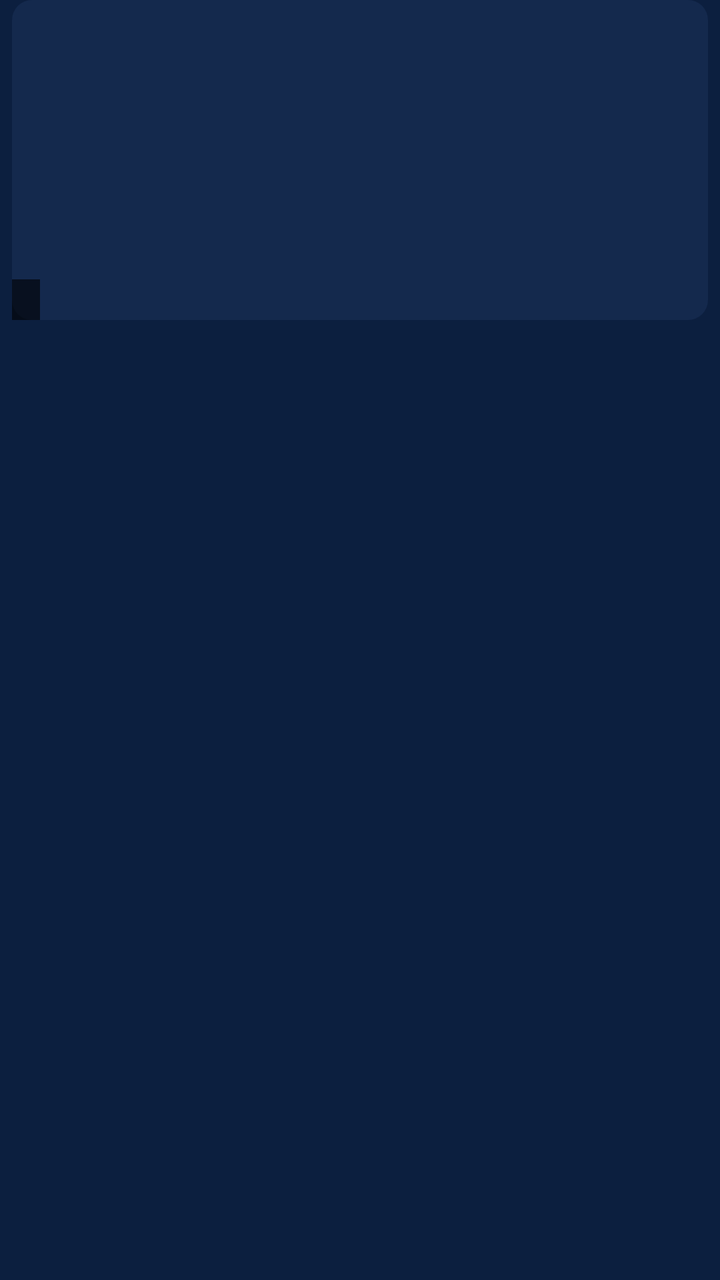
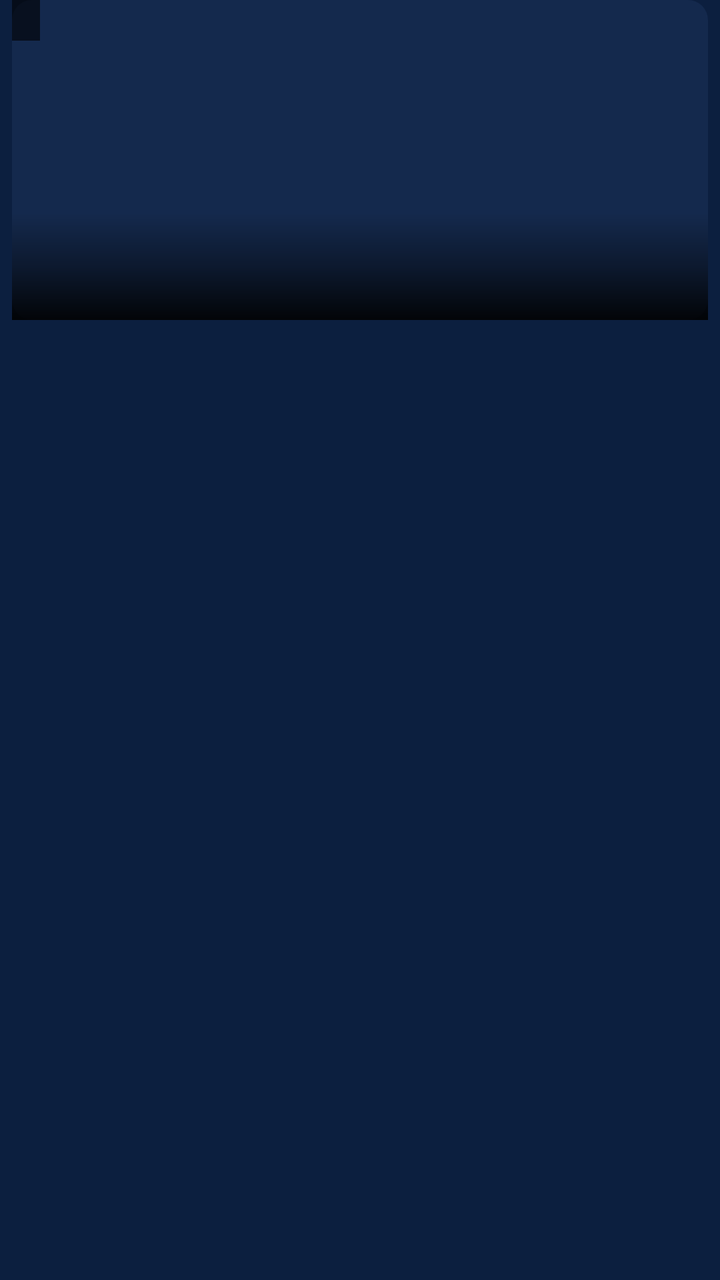

Before-and-after screenshots of an Android layout around one commit, followed by the original layout XML and the change that was made.
<!-- AndroidManifest.xml: application theme Theme.AIStreamTV -->
<!-- res/layout/item_poster.xml -->
<?xml version="1.0" encoding="utf-8"?>
<LinearLayout xmlns:android="http://schemas.android.com/apk/res/android"
    android:id="@+id/card"
    android:layout_width="@dimen/poster_w"
    android:layout_height="wrap_content"
    android:orientation="vertical"
    android:paddingStart="6dp"
    android:paddingEnd="6dp">

    <FrameLayout
        android:layout_width="match_parent"
        android:layout_height="@dimen/poster_h"
        android:background="@drawable/bg_card">

        <ImageView
            android:id="@+id/img"
            android:layout_width="match_parent"
            android:layout_height="match_parent"
            android:contentDescription="@string/app_name"
            android:scaleType="centerCrop" />

        <TextView
            android:id="@+id/tvBadge"
            android:layout_width="wrap_content"
            android:layout_height="wrap_content"
            android:layout_gravity="bottom|start"
            android:background="#99000000"
            android:paddingStart="7dp"
            android:paddingTop="2dp"
            android:paddingEnd="7dp"
            android:paddingBottom="2dp"
            android:textColor="@color/accent_soft"
            android:textSize="12sp" />

    </FrameLayout>

    <TextView
        android:id="@+id/tvTitle"
        style="@style/AIStream.TextTitle"
        android:layout_width="match_parent"
        android:layout_height="wrap_content"
        android:layout_marginTop="7dp"
        android:ellipsize="end"
        android:maxLines="1"
        android:textSize="@dimen/poster_title" />

    <TextView
        android:id="@+id/tvSub"
        style="@style/AIStream.TextSub"
        android:layout_width="match_parent"
        android:layout_height="wrap_content"
        android:ellipsize="end"
        android:maxLines="1"
        android:textSize="12sp" />

</LinearLayout>
<!-- resources referenced by this layout -->
<resources>
  <color name="accent_soft">#FF9CC8FF</color>
  <dimen name="poster_h">160dp</dimen>
  <dimen name="poster_title">12sp</dimen>
  <dimen name="poster_w">112dp</dimen>
  <!-- drawable bg_card (drawable) -->
  <?xml version="1.0" encoding="utf-8"?>
  <shape xmlns:android="http://schemas.android.com/apk/res/android" android:shape="rectangle">
      <solid android:color="@color/bg_card" />
      <corners android:radius="10dp" />
  </shape>
  <string name="app_name">AIStream TV</string>
  <style name="AIStream.TextSub" parent="android:Widget.TextView">
          <item name="android:textColor">@color/fg_dim</item>
          <item name="android:singleLine">true</item>
      </style>
  <style name="AIStream.TextTitle" parent="android:Widget.TextView">
          <item name="android:textColor">@color/fg</item>
          <item name="android:singleLine">true</item>
      </style>
  <style name="Theme.AIStreamTV" parent="Theme.AppCompat.NoActionBar">
          <item name="android:windowBackground">@color/bg</item>
          <item name="android:colorBackground">@color/bg</item>
          <item name="android:textColorPrimary">@color/fg</item>
          <item name="android:textColorSecondary">@color/fg_dim</item>
          <item name="android:windowNoTitle">true</item>
          <item name="colorAccent">@color/accent</item>
          <item name="android:colorControlActivated">@color/accent</item>
      </style>
  <color name="bg_card">#FF14294D</color>
  <color name="fg_dim">#FFA8B8D4</color>
  <color name="fg">#FFEDF1F8</color>
  <color name="bg">#FF0C1F3F</color>
  <color name="accent">#FF4C9DFF</color>
</resources>

<!-- the commit's change to res/layout/item_poster.xml (unified diff, before → after) -->
@@ -23,7 +23,7 @@
             android:id="@+id/tvBadge"
             android:layout_width="wrap_content"
             android:layout_height="wrap_content"
-            android:layout_gravity="bottom|start"
+            android:layout_gravity="top|start"
             android:background="#99000000"
             android:paddingStart="7dp"
             android:paddingTop="2dp"
@@ -32,25 +32,39 @@
             android:textColor="@color/accent_soft"
             android:textSize="12sp" />
 
+        <LinearLayout
+            android:layout_width="match_parent"
+            android:layout_height="wrap_content"
+            android:layout_gravity="bottom"
+            android:background="@drawable/bg_poster_scrim"
+            android:orientation="vertical"
+            android:paddingStart="7dp"
+            android:paddingTop="16dp"
+            android:paddingEnd="7dp"
+            android:paddingBottom="5dp">
+
+            <TextView
+                android:id="@+id/tvTitle"
+                style="@style/AIStream.TextTitle"
+                android:layout_width="match_parent"
+                android:layout_height="wrap_content"
+                android:ellipsize="end"
+                android:maxLines="1"
+                android:textColor="@color/fg"
+                android:textSize="@dimen/poster_title" />
+
+            <TextView
+                android:id="@+id/tvSub"
+                style="@style/AIStream.TextSub"
+                android:layout_width="match_parent"
+                android:layout_height="wrap_content"
+                android:ellipsize="end"
+                android:maxLines="1"
+                android:textColor="@color/gold"
+                android:textSize="12sp" />
+
+        </LinearLayout>
+
     </FrameLayout>
 
-    <TextView
-        android:id="@+id/tvTitle"
-        style="@style/AIStream.TextTitle"
-        android:layout_width="match_parent"
-        android:layout_height="wrap_content"
-        android:layout_marginTop="7dp"
-        android:ellipsize="end"
-        android:maxLines="1"
-        android:textSize="@dimen/poster_title" />
-
-    <TextView
-        android:id="@+id/tvSub"
-        style="@style/AIStream.TextSub"
-        android:layout_width="match_parent"
-        android:layout_height="wrap_content"
-        android:ellipsize="end"
-        android:maxLines="1"
-        android:textSize="12sp" />
-
 </LinearLayout>
<!-- resource entries referenced after the edit -->
@@ -9,6 +9,15 @@
   <shape xmlns:android="http://schemas.android.com/apk/res/android" android:shape="rectangle">
       <solid android:color="@color/bg_card" />
       <corners android:radius="10dp" />
+  </shape>
+  <!-- drawable bg_poster_scrim (drawable) -->
+  <?xml version="1.0" encoding="utf-8"?>
+  <shape xmlns:android="http://schemas.android.com/apk/res/android">
+      <gradient
+          android:angle="270"
+          android:startColor="#00000000"
+          android:centerColor="#66000000"
+          android:endColor="#E6000000" />
   </shape>
   <string name="app_name">AIStream TV</string>
   <style name="AIStream.TextSub" parent="android:Widget.TextView">
@@ -31,6 +40,7 @@
   <color name="bg_card">#FF14294D</color>
   <color name="fg_dim">#FFA8B8D4</color>
   <color name="fg">#FFEDF1F8</color>
+  <color name="gold">#FFFFC857</color>
   <color name="bg">#FF0C1F3F</color>
   <color name="accent">#FF4C9DFF</color>
 </resources>
